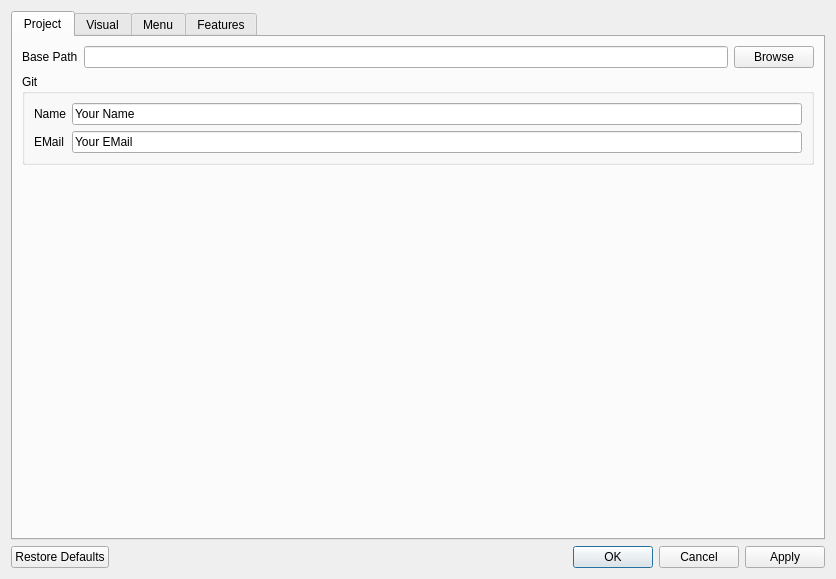
Old version of the form dialogs/dlgpreferences.ui in the repository msnh2012/CAD_cadseer.
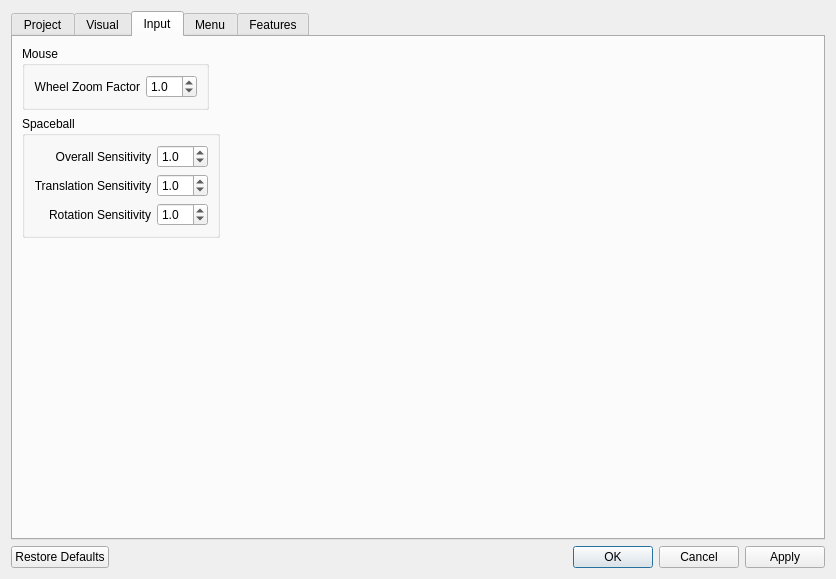
New version of the form. The open tabs and pages were chosen to show the change.

Commit message: prf: Adding input category and refactoring others. See following:

```diff
--- a/dialogs/dlgpreferences.ui
+++ b/dialogs/dlgpreferences.ui
@@ -724,6 +724,272 @@
        </item>
       </layout>
      </widget>
+     <widget class="QWidget" name="inputTab">
+      <attribute name="title">
+       <string>Input</string>
+      </attribute>
+      <layout class="QVBoxLayout" name="verticalLayout_27">
+       <item>
+        <layout class="QHBoxLayout" name="horizontalLayout_8">
+         <item>
+          <widget class="QGroupBox" name="inputMouseGroup">
+           <property name="title">
+            <string>Mouse</string>
+           </property>
+           <layout class="QGridLayout" name="gridLayout_25">
+            <item row="0" column="0">
+             <widget class="QLabel" name="wheelZoomFactorLabel">
+              <property name="toolTip">
+               <string>Sensitivity of wheel zoom</string>
+              </property>
+              <property name="statusTip">
+               <string>Sensitivity of wheel zoom</string>
+              </property>
+              <property name="whatsThis">
+               <string>Controls the sensitivity of mouse wheel zoom in the 3d view</string>
+              </property>
+              <property name="text">
+               <string>Wheel Zoom Factor</string>
+              </property>
+              <property name="alignment">
+               <set>Qt::AlignRight|Qt::AlignTrailing|Qt::AlignVCenter</set>
+              </property>
+             </widget>
+            </item>
+            <item row="0" column="1">
+             <widget class="QDoubleSpinBox" name="wheelZoomFactorSpinbox">
+              <property name="toolTip">
+               <string>Sensitivity of wheel zoom</string>
+              </property>
+              <property name="statusTip">
+               <string>Sensitivity of wheel zoom</string>
+              </property>
+              <property name="whatsThis">
+               <string>Controls the sensitivity of mouse wheel zoom in the 3d view</string>
+              </property>
+              <property name="decimals">
+               <number>1</number>
+              </property>
+              <property name="minimum">
+               <double>0.100000000000000</double>
+              </property>
+              <property name="maximum">
+               <double>10.000000000000000</double>
+              </property>
+              <property name="singleStep">
+               <double>0.100000000000000</double>
+              </property>
+              <property name="stepType">
+               <enum>QAbstractSpinBox::DefaultStepType</enum>
+              </property>
+              <property name="value">
+               <double>1.000000000000000</double>
+              </property>
+             </widget>
+            </item>
+           </layout>
+          </widget>
+         </item>
+         <item>
+          <spacer name="horizontalSpacer">
+           <property name="orientation">
+            <enum>Qt::Horizontal</enum>
+           </property>
+           <property name="sizeHint" stdset="0">
+            <size>
+             <width>40</width>
+             <height>20</height>
+            </size>
+           </property>
+          </spacer>
+         </item>
+        </layout>
+       </item>
+       <item>
+        <layout class="QHBoxLayout" name="horizontalLayout_9">
+         <item>
+          <widget class="QGroupBox" name="inputSpaceballGroup">
+           <property name="title">
+            <string>Spaceball</string>
+           </property>
+           <property name="flat">
+            <bool>false</bool>
+           </property>
+           <layout class="QGridLayout" name="gridLayout_26">
+            <item row="0" column="0">
+             <widget class="QLabel" name="spaceballSensitivityOverallLabel">
+              <property name="toolTip">
+               <string>Overall Sensitivity</string>
+              </property>
+              <property name="statusTip">
+               <string>Overall Sensitivity</string>
+              </property>
+              <property name="whatsThis">
+               <string>Factor applied to all spaceball transformations</string>
+              </property>
+              <property name="text">
+               <string>Overall Sensitivity</string>
+              </property>
+              <property name="alignment">
+               <set>Qt::AlignRight|Qt::AlignTrailing|Qt::AlignVCenter</set>
+              </property>
+             </widget>
+            </item>
+            <item row="0" column="1">
+             <widget class="QDoubleSpinBox" name="spaceballSensitivityOverallSpinbox">
+              <property name="toolTip">
+               <string>Overall Sensitivity</string>
+              </property>
+              <property name="statusTip">
+               <string>Overall Sensitivity</string>
+              </property>
+              <property name="whatsThis">
+               <string>Factor applied to all spaceball transformations</string>
+              </property>
+              <property name="decimals">
+               <number>1</number>
+              </property>
+              <property name="minimum">
+               <double>0.100000000000000</double>
+              </property>
+              <property name="maximum">
+               <double>10.000000000000000</double>
+              </property>
+              <property name="singleStep">
+               <double>0.100000000000000</double>
+              </property>
+              <property name="value">
+               <double>1.000000000000000</double>
+              </property>
+             </widget>
+            </item>
+            <item row="1" column="0">
+             <widget class="QLabel" name="spaceballSensitivityTranslationsLabel">
+              <property name="toolTip">
+               <string>Translation Sensitivity</string>
+              </property>
+              <property name="statusTip">
+               <string>Translation Sensitivity</string>
+              </property>
+              <property name="whatsThis">
+               <string>Factor applied to all spaceball translations</string>
+              </property>
+              <property name="text">
+               <string>Translation Sensitivity</string>
+              </property>
+              <property name="alignment">
+               <set>Qt::AlignRight|Qt::AlignTrailing|Qt::AlignVCenter</set>
+              </property>
+             </widget>
+            </item>
+            <item row="1" column="1">
+             <widget class="QDoubleSpinBox" name="spaceballSensitivityTranslationsSpinbox">
+              <property name="toolTip">
+               <string>Translation Sensitivity</string>
+              </property>
+              <property name="statusTip">
+               <string>Translationl Sensitivity</string>
+              </property>
+              <property name="whatsThis">
+               <string>Factor applied to all spaceball translations</string>
+              </property>
+              <property name="decimals">
+               <number>1</number>
+              </property>
+              <property name="minimum">
+               <double>0.100000000000000</double>
+              </property>
+              <property name="maximum">
+               <double>10.000000000000000</double>
+              </property>
+              <property name="singleStep">
+               <double>0.100000000000000</double>
+              </property>
+              <property name="value">
+               <double>1.000000000000000</double>
+              </property>
+             </widget>
+            </item>
+            <item row="2" column="0">
+             <widget class="QLabel" name="spaceballSensitivityRotationsLabel">
+              <property name="toolTip">
+               <string>Rotation Sensitivity</string>
+              </property>
+              <property name="statusTip">
+               <string>Rotation Sensitivity</string>
+              </property>
+              <property name="whatsThis">
+               <string>Factor applied to all spaceball rotations</string>
+              </property>
+              <property name="text">
+               <string>Rotation Sensitivity</string>
+              </property>
+              <property name="alignment">
+               <set>Qt::AlignRight|Qt::AlignTrailing|Qt::AlignVCenter</set>
+              </property>
+             </widget>
+            </item>
+            <item row="2" column="1">
+             <widget class="QDoubleSpinBox" name="spaceballSensitivityRotationsSpinbox">
+              <property name="toolTip">
+               <string>Rotation Sensitivity</string>
+              </property>
+              <property name="statusTip">
+               <string>Rotation Sensitivity</string>
+              </property>
+              <property name="whatsThis">
+               <string>Factor applied to all spaceball rotations</string>
+              </property>
+              <property name="decimals">
+               <number>1</number>
+              </property>
+              <property name="minimum">
+               <double>0.100000000000000</double>
+              </property>
+              <property name="maximum">
+               <double>10.000000000000000</double>
+              </property>
+              <property name="singleStep">
+               <double>0.100000000000000</double>
+              </property>
+              <property name="value">
+               <double>1.000000000000000</double>
+              </property>
+             </widget>
+            </item>
+           </layout>
+          </widget>
+         </item>
+         <item>
+          <spacer name="horizontalSpacer_2">
+           <property name="orientation">
+            <enum>Qt::Horizontal</enum>
+           </property>
+           <property name="sizeHint" stdset="0">
+            <size>
+             <width>40</width>
+             <height>20</height>
+            </size>
+           </property>
+          </spacer>
+         </item>
+        </layout>
+       </item>
+       <item>
+        <spacer name="verticalSpacer_23">
+         <property name="orientation">
+          <enum>Qt::Vertical</enum>
+         </property>
+         <property name="sizeHint" stdset="0">
+          <size>
+           <width>20</width>
+           <height>235</height>
+          </size>
+         </property>
+        </spacer>
+       </item>
+      </layout>
+     </widget>
      <widget class="QWidget" name="menuTab">
       <attribute name="title">
        <string>Menu</string>
```
Left out of the diff: 2 changed lines with no effect on the pictures. The commit also changes 9 other files.
